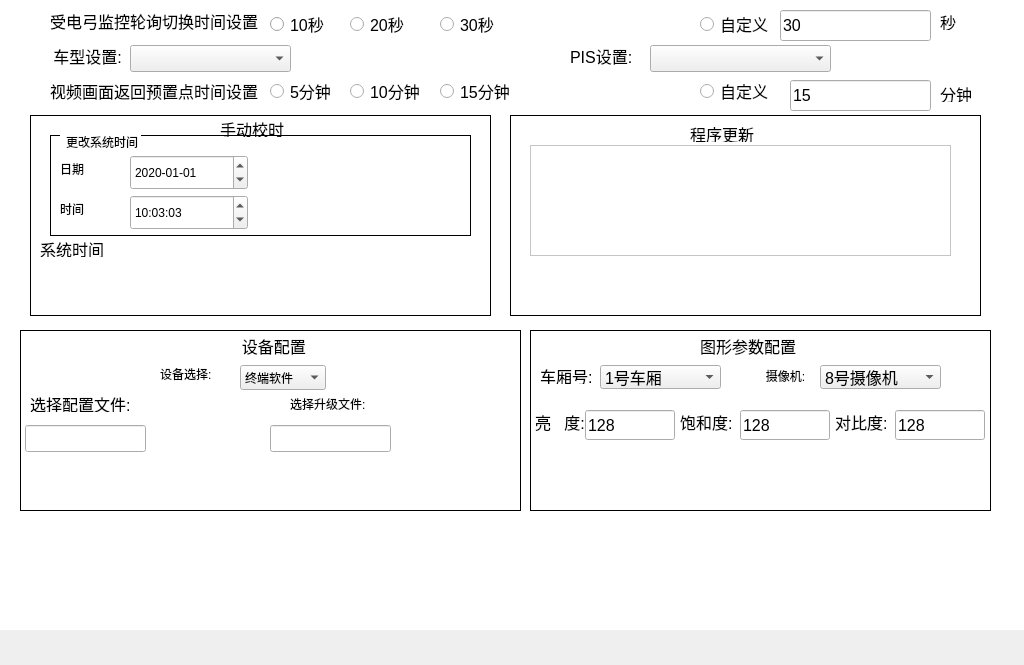
Above: devupdatewidget.ui from 1157889734/ARM-MyApplication before the change. Below: the same form after it.
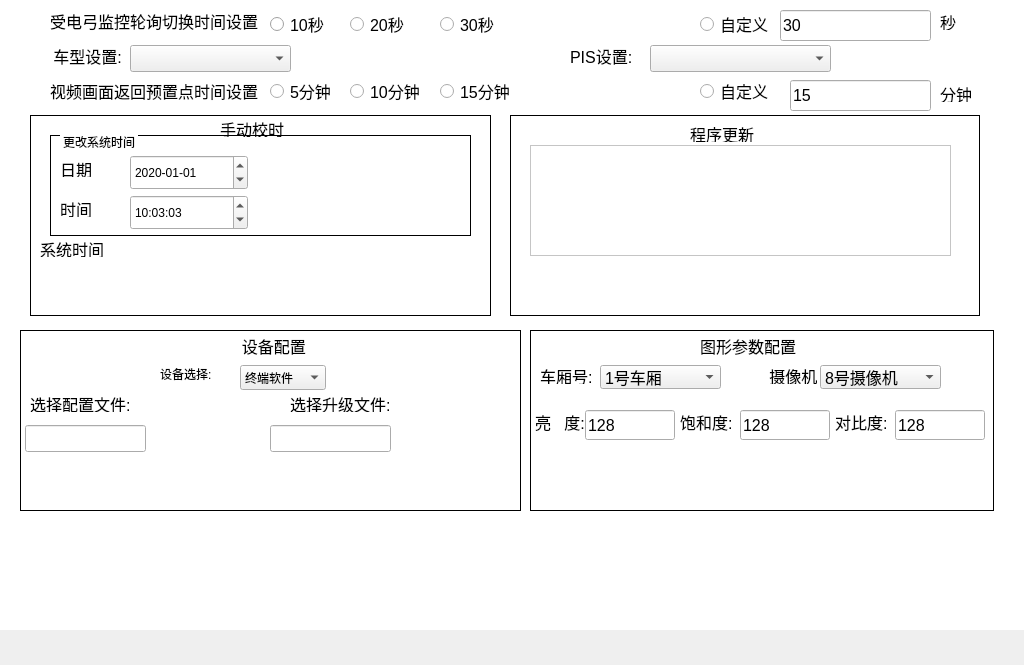
That is the form after the change. Icons and pictures are not drawn.

Diff of the .ui file:
```diff
--- a/devupdatewidget.ui
+++ b/devupdatewidget.ui
@@ -956,6 +956,11 @@
       <height>17</height>
      </rect>
     </property>
+    <property name="font">
+     <font>
+      <pointsize>12</pointsize>
+     </font>
+    </property>
     <property name="styleSheet">
      <string notr="true"/>
     </property>
@@ -1202,6 +1207,11 @@
       <height>17</height>
      </rect>
     </property>
+    <property name="font">
+     <font>
+      <pointsize>12</pointsize>
+     </font>
+    </property>
     <property name="text">
      <string>选择升级文件:</string>
     </property>
@@ -1244,6 +1254,11 @@
       <height>17</height>
      </rect>
     </property>
+    <property name="font">
+     <font>
+      <pointsize>12</pointsize>
+     </font>
+    </property>
     <property name="text">
      <string>日期</string>
     </property>
@@ -1257,6 +1272,11 @@
       <height>17</height>
      </rect>
     </property>
+    <property name="font">
+     <font>
+      <pointsize>12</pointsize>
+     </font>
+    </property>
     <property name="text">
      <string>时间</string>
     </property>
@@ -1335,36 +1355,14 @@
    <widget class="QGroupBox" name="groupBox">
     <property name="geometry">
      <rect>
-      <x>10</x>
-      <y>0</y>
-      <width>461</width>
-      <height>201</height>
+      <x>30</x>
+      <y>20</y>
+      <width>421</width>
+      <height>101</height>
      </rect>
     </property>
     <property name="styleSheet">
      <string notr="true">QGroupBox{
-	border-width:1px;
-	border-style:solid;
-	border-color:black;
-}</string>
-    </property>
-    <property name="title">
-     <string/>
-    </property>
-    <widget class="QGroupBox" name="groupBox_3">
-     <property name="geometry">
-      <rect>
-       <x>20</x>
-       <y>20</y>
-       <width>421</width>
-       <height>101</height>
-      </rect>
-     </property>
-     <property name="layoutDirection">
-      <enum>Qt::LeftToRight</enum>
-     </property>
-     <property name="styleSheet">
-      <string notr="true">QGroupBox{
 	border-width:1px;
 	border-style:solid;
 	border-color:black;
@@ -1377,19 +1375,19 @@
 	top:-1ex;
 	margin-left:0px;
 	padding:0 1px;
-}</string>
-     </property>
-     <property name="title">
-      <string> 更改系统时间</string>
-     </property>
-    </widget>
+}
+</string>
+    </property>
+    <property name="title">
+     <string>更改系统时间</string>
+    </property>
    </widget>
    <widget class="QGroupBox" name="groupBox_2">
     <property name="geometry">
      <rect>
       <x>490</x>
       <y>0</y>
-      <width>471</width>
+      <width>470</width>
       <height>201</height>
      </rect>
     </property>
@@ -1403,8 +1401,25 @@
     <property name="title">
      <string/>
     </property>
-    <property name="alignment">
-     <set>Qt::AlignLeading|Qt::AlignLeft|Qt::AlignTop</set>
+   </widget>
+   <widget class="QGroupBox" name="groupBox_3">
+    <property name="geometry">
+     <rect>
+      <x>10</x>
+      <y>0</y>
+      <width>461</width>
+      <height>201</height>
+     </rect>
+    </property>
+    <property name="styleSheet">
+     <string notr="true">QGroupBox{
+	border-width:1px;
+	border-style:solid;
+	border-color:black;
+}</string>
+    </property>
+    <property name="title">
+     <string/>
     </property>
    </widget>
    <widget class="QGroupBox" name="groupBox_4">
@@ -1432,7 +1447,7 @@
      <rect>
       <x>510</x>
       <y>215</y>
-      <width>461</width>
+      <width>464</width>
       <height>181</height>
      </rect>
     </property>
```
Left out of the diff: 139 changed lines with no effect on the pictures.
